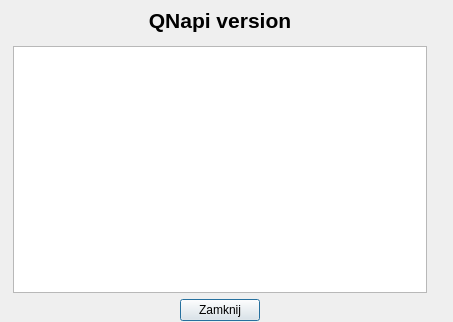
First picture: the form in ui/frmabout.ui, repository QNapi/qnapi, before the edit.
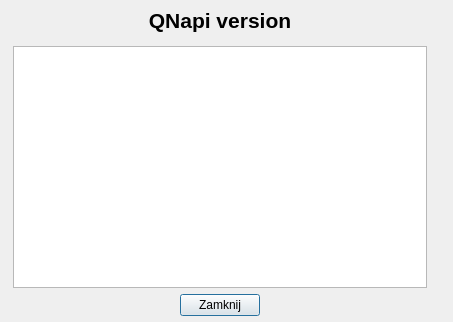
Second picture: the form after the edit. Icons and pictures are not drawn.

Commit message: Dodany margines pod przyciskiem

Patch:
```diff
--- a/ui/frmabout.ui
+++ b/ui/frmabout.ui
@@ -92,8 +92,8 @@
         <property name="html" >
          <string>&lt;html>&lt;head>&lt;meta name="qrichtext" content="1" />&lt;style type="text/css">
 p, li { white-space: pre-wrap; }
-&lt;/style>&lt;/head>&lt;body style=" font-family:'Lucida Grande'; font-size:13pt; font-weight:400; font-style:normal;">
-&lt;p style="-qt-paragraph-type:empty; margin-top:12px; margin-bottom:12px; margin-left:0px; margin-right:0px; -qt-block-indent:0; text-indent:0px; font-family:'Sans Serif'; font-size:10pt;">&lt;/p>&lt;/body>&lt;/html></string>
+&lt;/style>&lt;/head>&lt;body style=" font-family:'Sans Serif'; font-size:10pt; font-weight:400; font-style:normal;">
+&lt;p style="-qt-paragraph-type:empty; margin-top:12px; margin-bottom:12px; margin-left:0px; margin-right:0px; -qt-block-indent:0; text-indent:0px;">&lt;/p>&lt;/body>&lt;/html></string>
         </property>
         <property name="acceptRichText" >
          <bool>true</bool>
@@ -105,8 +105,8 @@
       </item>
       <item>
        <layout class="QHBoxLayout" >
-        <property name="topMargin" >
-         <number>0</number>
+        <property name="bottomMargin" >
+         <number>5</number>
         </property>
         <item>
          <spacer>
```
